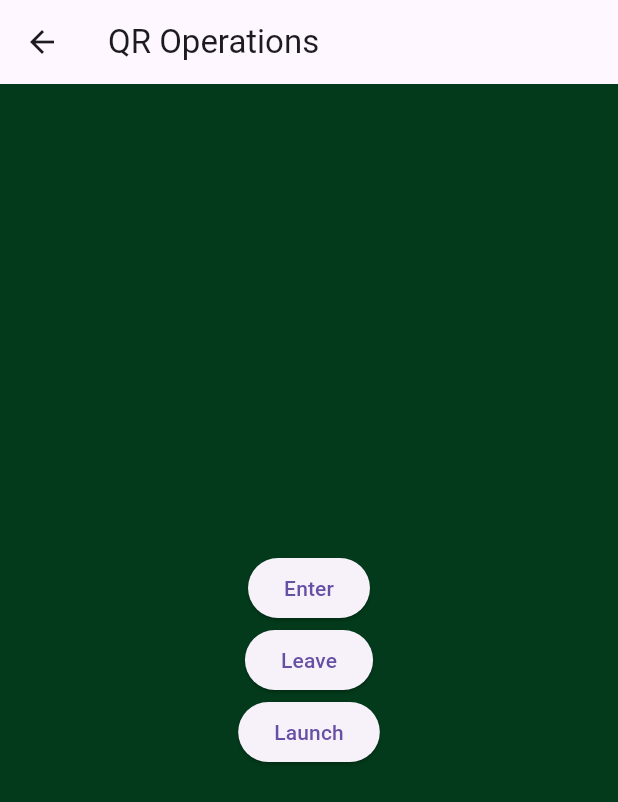
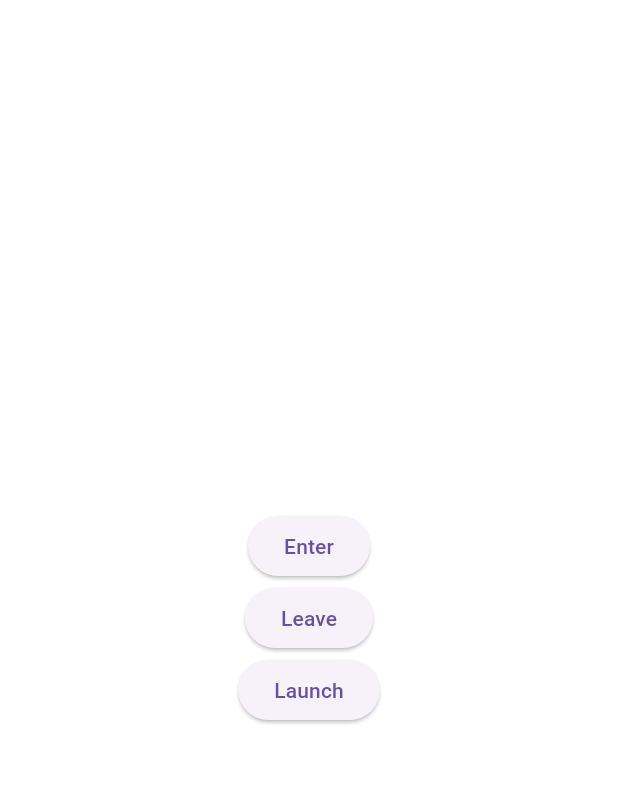
Before and after one commit to MustafaSevinc/mekatronik_qr_management, a Flutter app: the QROpMainScreen screen opened directly, on a phone screen of 412 x 824 dp. Shown: the top 802 px of the screen. Run offline on Flutter 3.47's test engine with Material 3 defaults, Android fonts, the phone set to English and light mode, and no system bars; our stand-ins replace audioplayers, cloud_firestore, curved_navigation_bar, firebase_auth, firebase_core, shared_preferences; missing offline and left inert: qr_code_scanner, workmanager; accounts and stored records are empty.

Commit message:
fazla olan appbar silindi

```diff
--- a/lib/screens/admin_screens/qr_op_screens/qr_op_main_screen.dart
+++ b/lib/screens/admin_screens/qr_op_screens/qr_op_main_screen.dart
@@ -7,9 +7,7 @@ class QROpMainScreen extends StatelessWidget {
   @override
   Widget build(BuildContext context) {
     return Scaffold(
-      appBar: AppBar(
-        title: const Text('QR Operations'),
-      ),
+      backgroundColor: Colors.white,
       body: Center(
         child: Column(
           mainAxisAlignment: MainAxisAlignment.center,
```
